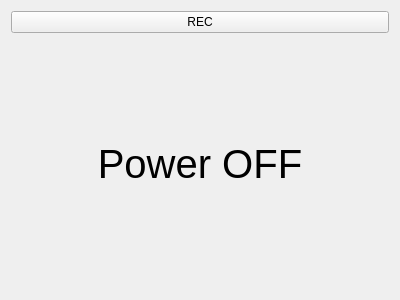
The window that testqt/widget.ui (mariogeiger/clapswitch) describes before a commit, drawn with Qt 5.
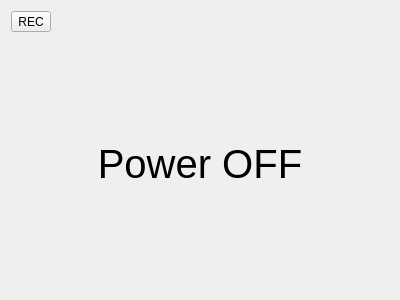
The same window after the commit.

Commit message: add status led

What changed in the file:
```diff
--- a/testqt/widget.ui
+++ b/testqt/widget.ui
@@ -15,14 +15,44 @@
   </property>
   <layout class="QVBoxLayout" name="verticalLayout">
    <item>
-    <widget class="QPushButton" name="rec">
-     <property name="text">
-      <string>REC</string>
-     </property>
-    </widget>
+    <layout class="QHBoxLayout" name="horizontalLayout">
+     <item>
+      <widget class="QToolButton" name="rec">
+       <property name="text">
+        <string>REC</string>
+       </property>
+      </widget>
+     </item>
+     <item>
+      <spacer name="horizontalSpacer">
+       <property name="orientation">
+        <enum>Qt::Horizontal</enum>
+       </property>
+       <property name="sizeHint" stdset="0">
+        <size>
+         <width>40</width>
+         <height>20</height>
+        </size>
+       </property>
+      </spacer>
+     </item>
+     <item>
+      <widget class="QLabel" name="led">
+       <property name="text">
+        <string/>
+       </property>
+      </widget>
+     </item>
+    </layout>
    </item>
    <item>
     <widget class="QLabel" name="power">
+     <property name="sizePolicy">
+      <sizepolicy hsizetype="Expanding" vsizetype="Expanding">
+       <horstretch>0</horstretch>
+       <verstretch>0</verstretch>
+      </sizepolicy>
+     </property>
      <property name="font">
       <font>
        <pointsize>30</pointsize>
```
The commit also changes 1 other file.
